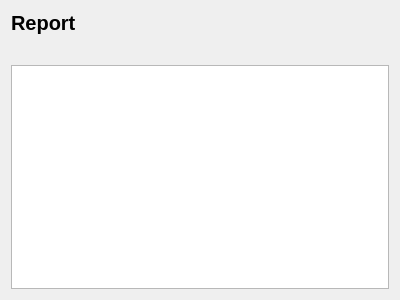
First picture: the form in src/dontpanik/kpart/core/ui/kreportwidget.ui, repository frankHa/dontpanic, before the edit.
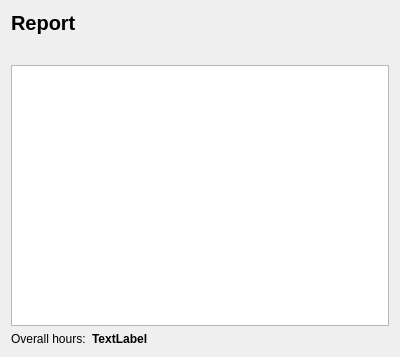
Second picture: the form after the edit. Custom widgets are drawn as their Qt base class.

Commit message: -added overall hours to each report->displaying it in the report view

What changed in the file:
```diff
--- a/src/dontpanik/kpart/core/ui/kreportwidget.ui
+++ b/src/dontpanik/kpart/core/ui/kreportwidget.ui
@@ -7,7 +7,7 @@
     <x>0</x>
     <y>0</y>
     <width>400</width>
-    <height>300</height>
+    <height>357</height>
    </rect>
   </property>
   <property name="windowTitle">
@@ -49,6 +49,36 @@
    <item>
     <widget class="KTextBrowser" name="report"/>
    </item>
+   <item>
+    <layout class="QHBoxLayout" name="horizontalLayout">
+     <item>
+      <widget class="QLabel" name="label">
+       <property name="text">
+        <string>Overall hours:</string>
+       </property>
+      </widget>
+     </item>
+     <item>
+      <widget class="QLabel" name="duration">
+       <property name="sizePolicy">
+        <sizepolicy hsizetype="Preferred" vsizetype="Preferred">
+         <horstretch>1</horstretch>
+         <verstretch>0</verstretch>
+        </sizepolicy>
+       </property>
+       <property name="font">
+        <font>
+         <weight>75</weight>
+         <bold>true</bold>
+        </font>
+       </property>
+       <property name="text">
+        <string>TextLabel</string>
+       </property>
+      </widget>
+     </item>
+    </layout>
+   </item>
   </layout>
  </widget>
  <customwidgets>
```
The commit also changes 6 other files.
